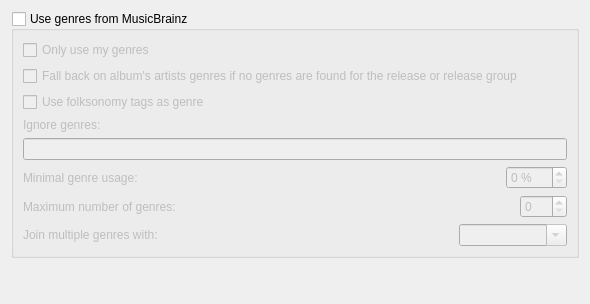
Old version of the form ui/options_genres.ui in the repository metabrainz/picard.
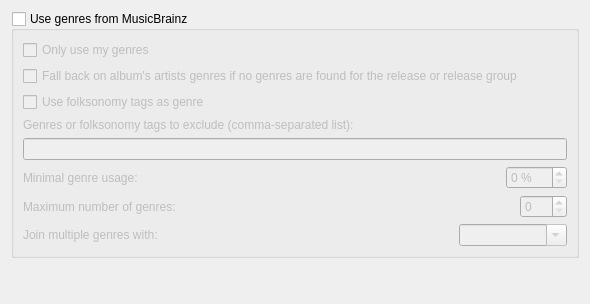
New version of the form.

Commit message: PICARD-1395: Text changes for genre option dialog

Patch:
```diff
--- a/ui/options_genres.ui
+++ b/ui/options_genres.ui
@@ -50,7 +50,7 @@
       <item>
        <widget class="QLabel" name="ignore_genres_2">
         <property name="text">
-         <string>Ignore genres:</string>
+         <string>Genres or folksonomy tags to exclude (comma-separated list):</string>
         </property>
        </widget>
       </item>
```
The commit also changes 1 other file.
